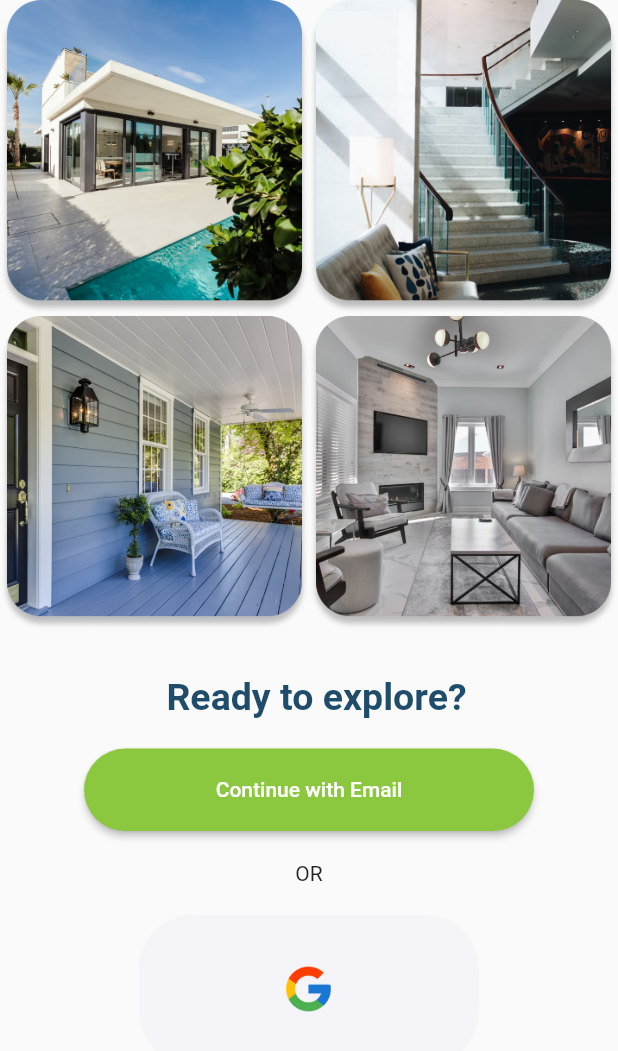
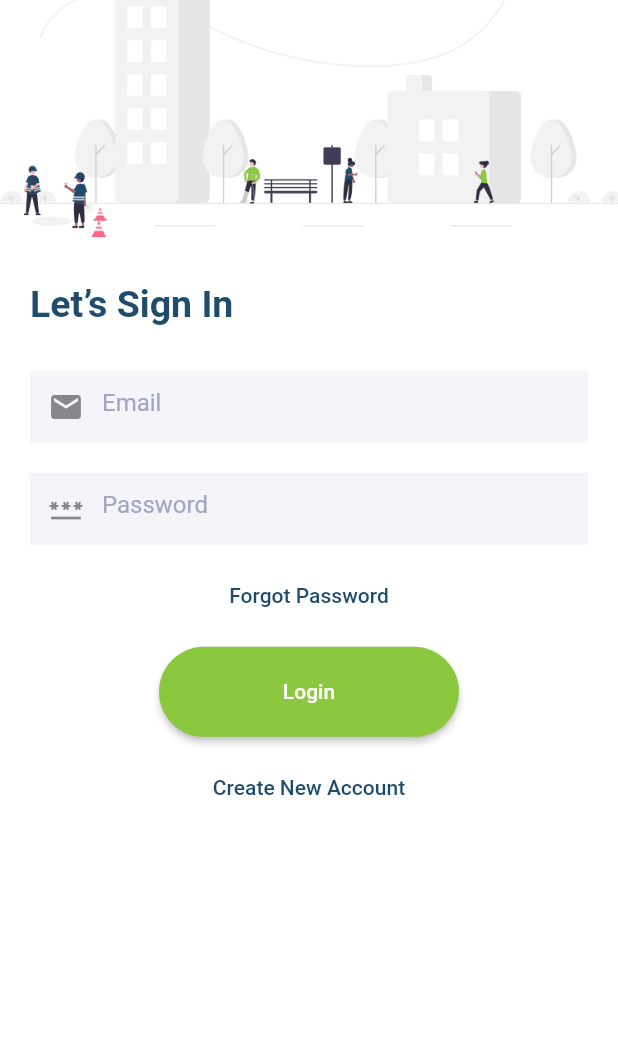
Before and after one commit to fwdAndroid/yashudha_property_user, a Flutter app: the Auth screen opened directly, after a tap on "Continue with Email", on a phone screen of 412 x 824 dp. Shown: the top 1051 px of the screen. Run offline on Flutter 3.47's test engine with Material 2 defaults, Android fonts, the phone set to English and light mode, and no system bars.

Commit message:
Auth Competed

```diff
--- a/lib/auth/auth.dart
+++ b/lib/auth/auth.dart
@@ -1,6 +1,7 @@
 import 'package:flutter/material.dart';
 import 'package:flutter/src/widgets/framework.dart';
 import 'package:flutter/src/widgets/placeholder.dart';
+import 'package:yashudha_property_user/auth/email_auth/email_auth.dart';
 
 class Auth extends StatefulWidget {
   const Auth({super.key});
@@ -32,7 +33,10 @@ class _AuthState extends State<Auth> {
             child: Container(
               margin: EdgeInsets.only(left: 10, right: 10, top: 20),
               child: ElevatedButton(
-                onPressed: () {},
+                onPressed: () {
+                  Navigator.push(context,
+                      MaterialPageRoute(builder: (builder) => EmailAuth()));
+                },
                 child: Text("Continue with Email"),
                 style: ElevatedButton.styleFrom(
                     shape: StadiumBorder(),
--- /dev/null
+++ b/lib/auth/email_auth/email_auth.dart
@@ -0,0 +1,107 @@
+import 'package:flutter/material.dart';
+import 'package:flutter/src/widgets/framework.dart';
+import 'package:flutter/src/widgets/placeholder.dart';
+import 'package:yashudha_property_user/auth/email_auth/signup.dart';
+import 'package:yashudha_property_user/mobile_screen_layout.dart';
+
+class EmailAuth extends StatefulWidget {
+  const EmailAuth({super.key});
+
+  @override
+  State<EmailAuth> createState() => _EmailAuthState();
+}
+
+class _EmailAuthState extends State<EmailAuth> {
+  @override
+  Widget build(BuildContext context) {
+    return Scaffold(
+      backgroundColor: Colors.white,
+      body: Column(
+        crossAxisAlignment: CrossAxisAlignment.start,
+        children: [
+          Image.asset("assets/undraw_city_life_gnpr 1.png"),
+          Container(
+            margin: EdgeInsets.only(left: 20, top: 30, right: 20),
+            child: Text(
+              "Let’s Sign In",
+              style: TextStyle(
+                  color: Color(0xff1F4C6B),
+                  fontSize: 25,
+                  fontWeight: FontWeight.bold),
+            ),
+          ),
+          Container(
+            margin: EdgeInsets.only(left: 20, top: 30, right: 20),
+            child: TextFormField(
+              decoration: InputDecoration(
+                  border: InputBorder.none,
+                  hintText: "Email",
+                  hintStyle: TextStyle(color: Color(0xffA1A5C1)),
+                  prefixIcon: Icon(Icons.email),
+                  filled: true,
+                  fillColor: Color(0xffF5F4F8)),
+            ),
+          ),
+          Container(
+            margin: EdgeInsets.only(left: 20, top: 20, right: 20),
+            child: TextFormField(
+              decoration: InputDecoration(
+                  border: InputBorder.none,
+                  hintText: "Password",
+                  hintStyle: TextStyle(color: Color(0xffA1A5C1)),
+                  prefixIcon: Icon(Icons.password),
+                  filled: true,
+                  fillColor: Color(0xffF5F4F8)),
+            ),
+          ),
+          SizedBox(
+            height: 10,
+          ),
+          Center(
+            child: TextButton(
+                onPressed: () {},
+                child: Text(
+                  "Forgot Password",
+                  style: TextStyle(color: Color(0xff1F4C6B)),
+                )),
+          ),
+          SizedBox(
+            height: 10,
+          ),
+          Center(
+            child: ElevatedButton(
+              style: ElevatedButton.styleFrom(
+                  shape: StadiumBorder(),
+                  backgroundColor: Color(0xff8BC83F),
+                  fixedSize: Size(200, 60)),
+              onPressed: () {
+                Navigator.push(
+                    context,
+                    MaterialPageRoute(
+                        builder: (builder) => MobileScreenLayout()));
+              },
+              child: Text(
+                "Login",
+                style: TextStyle(color: Colors.white),
+              ),
+            ),
+          ),
+          SizedBox(
+            height: 10,
+          ),
+          Center(
+            child: TextButton(
+                onPressed: () {
+                  Navigator.push(context,
+                      MaterialPageRoute(builder: (builder) => SignUp()));
+                },
+                child: Text(
+                  "Create New Account",
+                  style: TextStyle(color: Color(0xff1F4C6B)),
+                )),
+          ),
+        ],
+      ),
+    );
+  }
+}
```
Also changed, not shown: lib/auth/email_auth/prefable_state.dart (added, +78 -0 lines), lib/auth/email_auth/signup.dart (added, +100 -0 lines), lib/mobile_screen_layout.dart (added, +16 -0 lines), assets/Back - Solid.png (added), assets/Vertical - Category.png (added), assets/undraw_city_life_gnpr 1.png (added).
